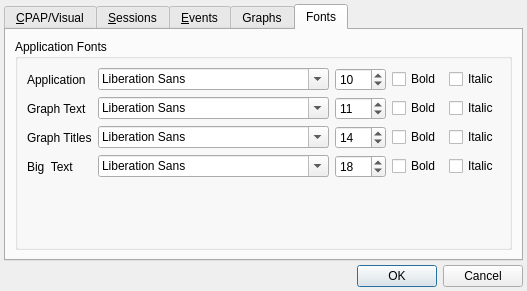
First picture: the form in preferencesdialog.ui, repository sbonaime/sleepyhead-code., before the edit.
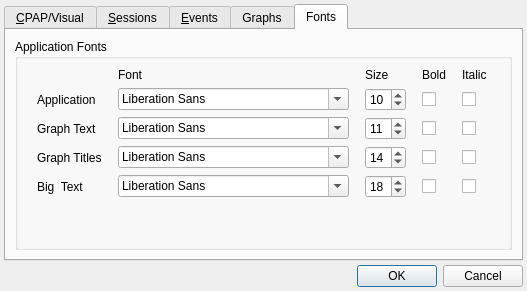
Second picture: the form after the edit.

Commit message: Graph Font sizes Fix

```diff
--- a/preferencesdialog.ui
+++ b/preferencesdialog.ui
@@ -518,7 +518,7 @@
           <string>Application Fonts</string>
          </property>
          <layout class="QGridLayout" name="gridLayout_3">
-          <item row="0" column="0">
+          <item row="1" column="0">
            <widget class="QLabel" name="label_10">
             <property name="sizePolicy">
              <sizepolicy hsizetype="Fixed" vsizetype="Preferred">
@@ -531,10 +531,10 @@
             </property>
            </widget>
           </item>
-          <item row="0" column="1">
+          <item row="1" column="1">
            <widget class="QFontComboBox" name="applicationFont"/>
           </item>
-          <item row="0" column="2">
+          <item row="1" column="2">
            <widget class="QSpinBox" name="applicationFontSize">
             <property name="minimum">
              <number>6</number>
@@ -547,7 +547,7 @@
             </property>
            </widget>
           </item>
-          <item row="1" column="0">
+          <item row="2" column="0">
            <widget class="QLabel" name="label_11">
             <property name="sizePolicy">
              <sizepolicy hsizetype="Fixed" vsizetype="Preferred">
@@ -560,10 +560,10 @@
             </property>
            </widget>
           </item>
-          <item row="1" column="1">
+          <item row="2" column="1">
            <widget class="QFontComboBox" name="graphFont"/>
           </item>
-          <item row="1" column="2">
+          <item row="2" column="2">
            <widget class="QSpinBox" name="graphFontSize">
             <property name="minimum">
              <number>6</number>
@@ -576,7 +576,7 @@
             </property>
            </widget>
           </item>
-          <item row="2" column="0">
+          <item row="3" column="0">
            <widget class="QLabel" name="label_12">
             <property name="sizePolicy">
              <sizepolicy hsizetype="Fixed" vsizetype="Preferred">
@@ -589,10 +589,10 @@
             </property>
            </widget>
           </item>
-          <item row="2" column="1">
+          <item row="3" column="1">
            <widget class="QFontComboBox" name="titleFont"/>
           </item>
-          <item row="2" column="2">
+          <item row="3" column="2">
            <widget class="QSpinBox" name="titleFontSize">
             <property name="minimum">
              <number>6</number>
@@ -605,17 +605,17 @@
             </property>
            </widget>
           </item>
-          <item row="3" column="0">
+          <item row="4" column="0">
            <widget class="QLabel" name="label_13">
             <property name="text">
              <string>Big  Text</string>
             </property>
            </widget>
           </item>
-          <item row="3" column="1">
+          <item row="4" column="1">
            <widget class="QFontComboBox" name="bigFont"/>
           </item>
-          <item row="3" column="2">
+          <item row="4" column="2">
            <widget class="QSpinBox" name="bigFontSize">
             <property name="minimum">
              <number>6</number>
@@ -628,63 +628,114 @@
             </property>
            </widget>
           </item>
-          <item row="0" column="4">
+          <item row="1" column="4">
            <widget class="QCheckBox" name="applicationFontItalic">
-            <property name="text">
-             <string>Italic</string>
+            <property name="sizePolicy">
+             <sizepolicy hsizetype="Fixed" vsizetype="Fixed">
+              <horstretch>0</horstretch>
+              <verstretch>0</verstretch>
+             </sizepolicy>
             </property>
-           </widget>
-          </item>
-          <item row="0" column="3">
-           <widget class="QCheckBox" name="applicationFontBold">
             <property name="text">
-             <string>Bold</string>
+             <string/>
             </property>
            </widget>
           </item>
           <item row="1" column="3">
+           <widget class="QCheckBox" name="applicationFontBold">
+            <property name="sizePolicy">
+             <sizepolicy hsizetype="Fixed" vsizetype="Fixed">
+              <horstretch>0</horstretch>
+              <verstretch>0</verstretch>
+             </sizepolicy>
+            </property>
+            <property name="layoutDirection">
+             <enum>Qt::LeftToRight</enum>
+            </property>
+            <property name="text">
+             <string/>
+            </property>
+           </widget>
+          </item>
+          <item row="2" column="3">
            <widget class="QCheckBox" name="graphFontBold">
+            <property name="sizePolicy">
+             <sizepolicy hsizetype="Fixed" vsizetype="Fixed">
+              <horstretch>0</horstretch>
+              <verstretch>0</verstretch>
+             </sizepolicy>
+            </property>
             <property name="text">
-             <string>Bold</string>
+             <string/>
             </property>
            </widget>
           </item>
-          <item row="1" column="4">
+          <item row="2" column="4">
            <widget class="QCheckBox" name="graphFontItalic">
+            <property name="sizePolicy">
+             <sizepolicy hsizetype="Fixed" vsizetype="Fixed">
+              <horstretch>0</horstretch>
+              <verstretch>0</verstretch>
+             </sizepolicy>
+            </property>
             <property name="text">
-             <string>Italic</string>
+             <string/>
             </property>
            </widget>
           </item>
-          <item row="2" column="3">
+          <item row="3" column="3">
            <widget class="QCheckBox" name="titleFontBold">
+            <property name="sizePolicy">
+             <sizepolicy hsizetype="Fixed" vsizetype="Fixed">
+              <horstretch>0</horstretch>
+              <verstretch>0</verstretch>
+             </sizepolicy>
+            </property>
             <property name="text">
-             <string>Bold</string>
+             <string/>
             </property>
            </widget>
           </item>
-          <item row="2" column="4">
+          <item row="3" column="4">
            <widget class="QCheckBox" name="titleFontItalic">
+            <property name="sizePolicy">
+             <sizepolicy hsizetype="Fixed" vsizetype="Fixed">
+              <horstretch>0</horstretch>
+              <verstretch>0</verstretch>
+             </sizepolicy>
+            </property>
             <property name="text">
-             <string>Italic</string>
+             <string/>
             </property>
            </widget>
           </item>
-          <item row="3" column="3">
+          <item row="4" column="3">
            <widget class="QCheckBox" name="bigFontBold">
+            <property name="sizePolicy">
+             <sizepolicy hsizetype="Fixed" vsizetype="Fixed">
+              <horstretch>0</horstretch>
+              <verstretch>0</verstretch>
+             </sizepolicy>
+            </property>
             <property name="text">
-             <string>Bold</string>
+             <string/>
             </property>
            </widget>
           </item>
-          <item row="3" column="4">
+          <item row="4" column="4">
            <widget class="QCheckBox" name="bigFontItalic">
+            <property name="sizePolicy">
+             <sizepolicy hsizetype="Fixed" vsizetype="Fixed">
+              <horstretch>0</horstretch>
+              <verstretch>0</verstretch>
+             </sizepolicy>
+            </property>
             <property name="text">
-             <string>Italic</string>
+             <string/>
             </property>
            </widget>
           </item>
-          <item row="4" column="1">
+          <item row="5" column="1">
            <spacer name="verticalSpacer_2">
             <property name="orientation">
              <enum>Qt::Vertical</enum>
@@ -697,6 +748,61 @@
             </property>
            </spacer>
           </item>
+          <item row="0" column="2">
+           <widget class="QLabel" name="label_14">
+            <property name="sizePolicy">
+             <sizepolicy hsizetype="Fixed" vsizetype="Preferred">
+              <horstretch>0</horstretch>
+              <verstretch>0</verstretch>
+             </sizepolicy>
+            </property>
+            <property name="text">
+             <string>Size</string>
+            </property>
+           </widget>
+          </item>
+          <item row="0" column="3">
+           <widget class="QLabel" name="label_15">
+            <property name="sizePolicy">
+             <sizepolicy hsizetype="Fixed" vsizetype="Preferred">
+              <horstretch>0</horstretch>
+              <verstretch>0</verstretch>
+             </sizepolicy>
+            </property>
+            <property name="text">
+             <string>Bold</string>
+            </property>
+            <property name="alignment">
+             <set>Qt::AlignLeading|Qt::AlignLeft|Qt::AlignVCenter</set>
+            </property>
+           </widget>
+          </item>
+          <item row="0" column="4">
+           <widget class="QLabel" name="label_16">
+            <property name="sizePolicy">
+             <sizepolicy hsizetype="Fixed" vsizetype="Preferred">
+              <horstretch>0</horstretch>
+              <verstretch>0</verstretch>
+             </sizepolicy>
+            </property>
+            <property name="text">
+             <string>Italic</string>
+            </property>
+           </widget>
+          </item>
+          <item row="0" column="1">
+           <widget class="QLabel" name="label_19">
+            <property name="sizePolicy">
+             <sizepolicy hsizetype="Fixed" vsizetype="Preferred">
+              <horstretch>0</horstretch>
+              <verstretch>0</verstretch>
+             </sizepolicy>
+            </property>
+            <property name="text">
+             <string>Font</string>
+            </property>
+           </widget>
+          </item>
          </layout>
         </widget>
        </item>
```
The commit also changes 3 other files.
